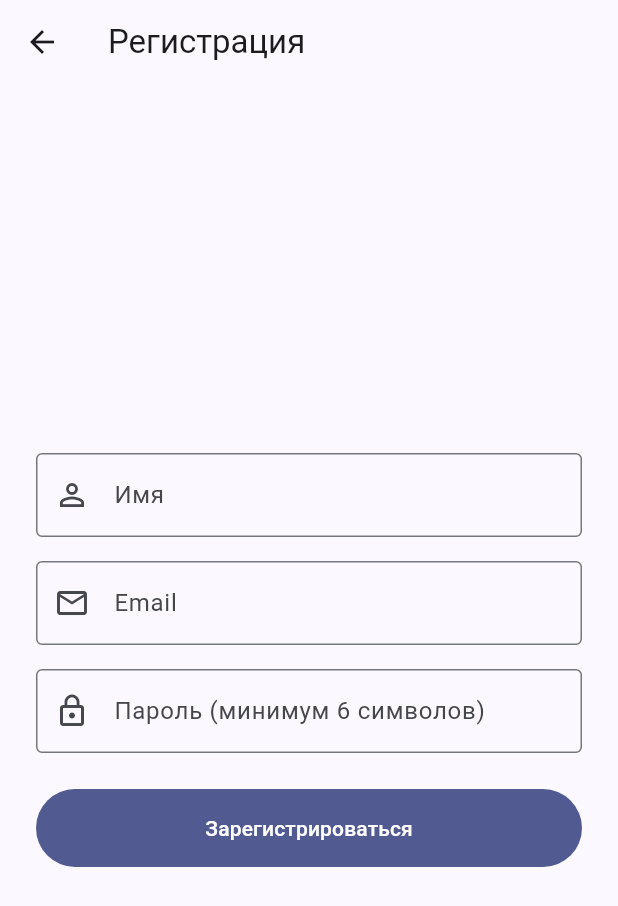
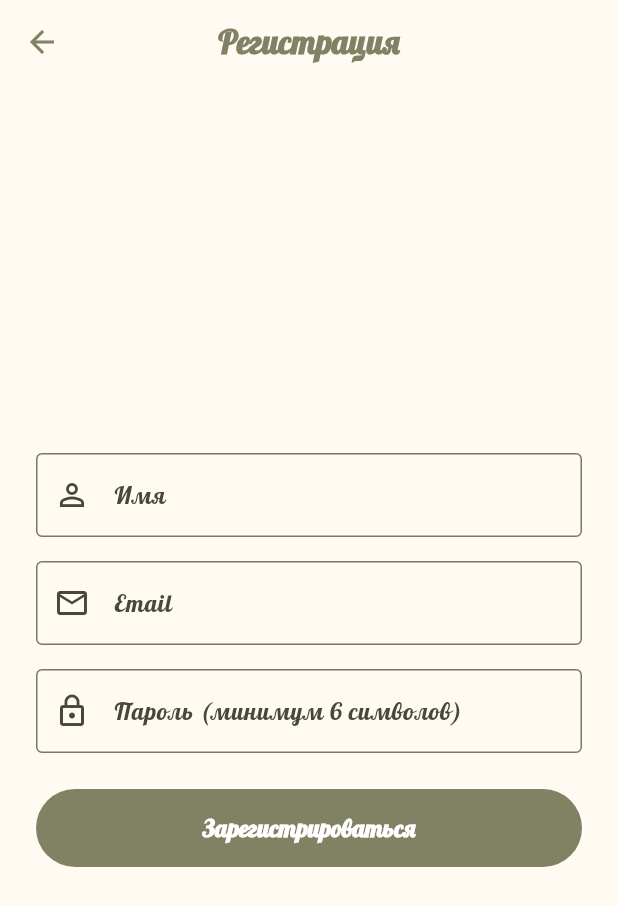
Before and after one commit to KatrinKH/bookly, a Flutter app: the screen it shows after launch, after a tap on "Нет аккаунта? Зарегистрироваться", on a phone screen of 412 x 824 dp. Shown: the top 906 px of the screen. Run offline on Flutter 3.47's test engine with Material 3 defaults, Android fonts, the phone set to English and light mode, and no system bars; our stand-ins replace dio, file_picker, fl_chart, google_fonts, shared_preferences; missing offline and left inert: epub_view, syncfusion_flutter_pdfviewer; accounts and stored records are empty; network calls fail.

Commit message:
Frontend: тёплая цветовая палитра, шрифты Lobster/Pacifico, светлая и тёмная тема

```diff
--- a/frontend/lib/main.dart
+++ b/frontend/lib/main.dart
@@ -1,29 +1,35 @@
 import 'package:flutter/material.dart';
 import 'screens/splash_screen.dart';
+import 'utils/app_theme.dart';
+import 'utils/theme_controller.dart';
 
-void main() {
+void main() async {
+  WidgetsFlutterBinding.ensureInitialized();
+  await ThemeController.loadSavedTheme();
   runApp(const BooklyApp());
 }
 
 // Корневой виджет приложения Bookly.
-// Задаёт глобальную тему и стартовый экран (SplashScreen).
+// Задаёт глобальную тему (светлую/тёмную, с тёплой палитрой и шрифтом Lobster)
+// и стартовый экран (SplashScreen). Подписывается на ThemeController, чтобы
+// мгновенно перестраиваться при смене темы пользователем из профиля.
 class BooklyApp extends StatelessWidget {
   const BooklyApp({super.key});
 
   @override
   Widget build(BuildContext context) {
-    return MaterialApp(
-      title: 'Bookly',
-      debugShowCheckedModeBanner: false,
-      theme: ThemeData(
-        useMaterial3: true,
-        colorSchemeSeed: Colors.indigo,
-        appBarTheme: const AppBarTheme(centerTitle: false),
-        navigationBarTheme: const NavigationBarThemeData(
-          labelBehavior: NavigationDestinationLabelBehavior.alwaysShow,
-        ),
-      ),
-      home: const SplashScreen(),
+    return ValueListenableBuilder<ThemeMode>(
+      valueListenable: ThemeController.themeMode,
+      builder: (context, currentMode, _) {
+        return MaterialApp(
+          title: 'Bookly',
+          debugShowCheckedModeBanner: false,
+          theme: AppTheme.lightTheme,
+          darkTheme: AppTheme.darkTheme,
+          themeMode: currentMode,
+          home: const SplashScreen(),
+        );
+      },
     );
   }
 }
--- /dev/null
+++ b/frontend/lib/utils/app_theme.dart
@@ -0,0 +1,148 @@
+import 'package:flutter/material.dart';
+import 'package:google_fonts/google_fonts.dart';
+
+// Цветовая палитра приложения Bookly, основанная на тёплых уютных тонах
+// "Dietitan Color Palette": savory sage, avocado smoothie, blush beet,
+// peach protein, oat latte, honey oatmilk, coconut cream.
+class AppColors {
+  // Светлая тема — исходная палитра
+  static const savorySage = Color(0xFF818263);
+  static const avocadoSmoothie = Color(0xFFC2C395);
+  static const blushBeet = Color(0xFFDDBAAE);
+  static const peachProtein = Color(0xFFEFD7CF);
+  static const oatLatte = Color(0xFFDCD4C1);
+  static const honeyOatmilk = Color(0xFFF6EAD4);
+  static const coconutCream = Color(0xFFFFFAF2);
+
+  // Тёмная тема — приглушённые тёмно-оливковые тона в той же гамме
+  static const darkBackground = Color(0xFF2C2E22); // глубокий тёмно-оливковый фон
+  static const darkSurface = Color(0xFF3A3D2E); // поверхности карточек
+  static const darkSage = Color(0xFFA3A584); // акцент, светлее чем savorySage для контраста
+  static const darkBeet = Color(0xFFC79C8E); // приглушённый blushBeet
+  static const darkTextPrimary = Color(0xFFF1ECDD); // основной текст на тёмном фоне
+}
+
+// Центральный класс темы приложения. Используется в main.dart для задания
+// светлой и тёмной темы с учётом единого шрифта Lobster.
+class AppTheme {
+  // Lobster используется как основной шрифт во всём приложении —
+  // для текста, заголовков, карточек списков и т.д.
+  static TextStyle _lobster({
+    required double fontSize,
+    FontWeight fontWeight = FontWeight.normal,
+    Color? color,
+  }) {
+    return GoogleFonts.lobster(
+      fontSize: fontSize,
+      fontWeight: fontWeight,
+      color: color,
+    );
+  }
+
+  // Pacifico используется только для названия бренда "Bookly" —
+  // временная бесплатная замена платного шрифта Good Vibes Pro.
+  static TextStyle brandFont({required double fontSize, Color? color}) {
+    return GoogleFonts.pacifico(fontSize: fontSize, color: color);
+  }
+
+  static ThemeData get lightTheme {
+    return ThemeData(
+      useMaterial3: true,
+      brightness: Brightness.light,
+      scaffoldBackgroundColor: AppColors.coconutCream,
+      colorScheme: ColorScheme.fromSeed(
+        seedColor: AppColors.savorySage,
+        brightness: Brightness.light,
+        primary: AppColors.savorySage,
+        secondary: AppColors.avocadoSmoothie,
+        surface: AppColors.honeyOatmilk,
+      ),
+      appBarTheme: AppBarTheme(
+        backgroundColor: AppColors.coconutCream,
+        foregroundColor: AppColors.savorySage,
+        centerTitle: true, // заголовки страниц строго по центру
+        elevation: 0,
+        titleTextStyle: _lobster(
+          fontSize: 22,
+          fontWeight: FontWeight.bold,
+          color: AppColors.savorySage,
+        ),
+      ),
+      navigationBarTheme: NavigationBarThemeData(
+        backgroundColor: AppColors.honeyOatmilk,
+        labelBehavior: NavigationDestinationLabelBehavior.alwaysShow,
+        labelTextStyle: WidgetStateProperty.all(_lobster(fontSize: 12)),
+      ),
+      cardTheme: CardThemeData(
+        color: AppColors.honeyOatmilk,
+        elevation: 1,
+        shape: RoundedRectangleBorder(borderRadius: BorderRadius.circular(16)),
+      ),
+      textTheme: _buildTextTheme(Brightness.light),
+      filledButtonTheme: FilledButtonThemeData(
+        style: FilledButton.styleFrom(
+          backgroundColor: AppColors.savorySage,
+          textStyle: _lobster(fontSize: 16, fontWeight: FontWeight.bold),
+        ),
+      ),
+    );
+  }
+
+  static ThemeData get darkTheme {
+    return ThemeData(
+      useMaterial3: true,
+      brightness: Brightness.dark,
+      scaffoldBackgroundColor: AppColors.darkBackground,
+      colorScheme: ColorScheme.fromSeed(
+        seedColor: AppColors.darkSage,
+        brightness: Brightness.dark,
+        primary: AppColors.darkSage,
+        secondary: AppColors.darkBeet,
+        surface: AppColors.darkSurface,
+      ),
+      appBarTheme: AppBarTheme(
+        backgroundColor: AppColors.darkBackground,
+        foregroundColor: AppColors.darkSage,
+        centerTitle: true, // заголовки страниц строго по центру
+        elevation: 0,
+        titleTextStyle: _lobster(
+          fontSize: 22,
+          fontWeight: FontWeight.bold,
+          color: AppColors.darkSage,
+        ),
+      ),
+      navigationBarTheme: NavigationBarThemeData(
+        backgroundColor: AppColors.darkSurface,
+        labelBehavior: NavigationDestinationLabelBehavior.alwaysShow,
+        labelTextStyle: WidgetStateProperty.all(
+          _lobster(fontSize: 12, color: AppColors.darkTextPrimary),
+        ),
+      ),
+      cardTheme: CardThemeData(
+        color: AppColors.darkSurface,
+        elevation: 1,
+        shape: RoundedRectangleBorder(borderRadius: BorderRadius.circular(16)),
+      ),
+      textTheme: _buildTextTheme(Brightness.dark),
+      filledButtonTheme: FilledButtonThemeData(
+        style: FilledButton.styleFrom(
+          backgroundColor: AppColors.darkSage,
+          foregroundColor: AppColors.darkBackground,
+          textStyle: _lobster(fontSize: 16, fontWeight: FontWeight.bold),
+        ),
+      ),
+    );
+  }
+
+  // Общая текстовая тема Lobster для обоих режимов, с поправкой на цвет текста
+  static TextTheme _buildTextTheme(Brightness brightness) {
+    final textColor = brightness == Brightness.light
+        ? const Color(0xFF3A3D2E)
+        : AppColors.darkTextPrimary;
+
+    return GoogleFonts.lobsterTextTheme().apply(
+      bodyColor: textColor,
+      displayColor: textColor,
+    );
+  }
+}
--- /dev/null
+++ b/frontend/lib/utils/theme_controller.dart
@@ -0,0 +1,29 @@
+import 'package:flutter/material.dart';
+import 'package:shared_preferences/shared_preferences.dart';
+
+// Глобальный контроллер темы приложения.
+// Хранит текущий выбор пользователя (светлая/тёмная) и сохраняет его
+// на устройстве, чтобы при следующем запуске приложение его помнило.
+// ThemeMode.system технически поддерживается MaterialApp, но в интерфейсе
+// настроек пользователю предлагается выбор только между light и dark.
+class ThemeController {
+  static const _prefsKey = 'theme_mode';
+
+  // ValueNotifier, на который подписан MaterialApp — изменение этого значения
+  // мгновенно перестраивает всё приложение в нужном режиме.
+  static final ValueNotifier<ThemeMode> themeMode = ValueNotifier(ThemeMode.light);
+
+  static Future<void> loadSavedTheme() async {
+    final prefs = await SharedPreferences.getInstance();
+    final saved = prefs.getString(_prefsKey);
+
+    themeMode.value = saved == 'dark' ? ThemeMode.dark : ThemeMode.light;
+  }
+
+  static Future<void> setTheme(ThemeMode mode) async {
+    themeMode.value = mode;
+
+    final prefs = await SharedPreferences.getInstance();
+    await prefs.setString(_prefsKey, mode == ThemeMode.dark ? 'dark' : 'light');
+  }
+}
```
